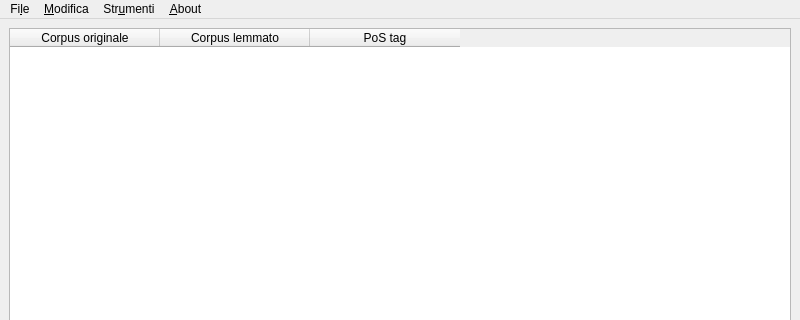
Qt form forms/mainwindow.ui (zorbaproject/Bran) before a commit; both pictures show x 0 to 800 and y 0 to 320 of the 800 by 600 pixel window.
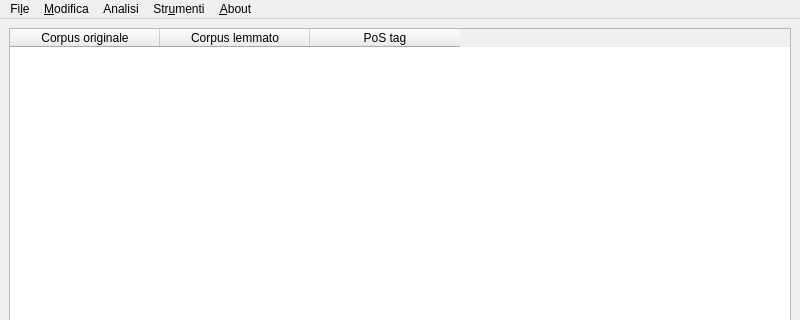
The same form after that commit.

What changed in the file:
```diff
--- a/forms/mainwindow.ui
+++ b/forms/mainwindow.ui
@@ -10,6 +10,12 @@
     <height>600</height>
    </rect>
   </property>
+  <property name="minimumSize">
+   <size>
+    <width>800</width>
+    <height>600</height>
+   </size>
+  </property>
   <property name="windowTitle">
    <string>MainWindow</string>
   </property>
@@ -89,9 +95,17 @@
     <property name="title">
      <string>&amp;About</string>
     </property>
+    <addaction name="actionAbout_Bran"/>
+   </widget>
+   <widget class="QMenu" name="menuAnalisi">
+    <property name="title">
+     <string>Analisi</string>
+    </property>
+    <addaction name="actionConta_occorrenze"/>
    </widget>
    <addaction name="menuFile"/>
    <addaction name="menuModifica"/>
+   <addaction name="menuAnalisi"/>
    <addaction name="menuStrumenti"/>
    <addaction name="menuAbout"/>
   </widget>
```
Left out of the diff: 28 changed lines with no effect on the pictures.
